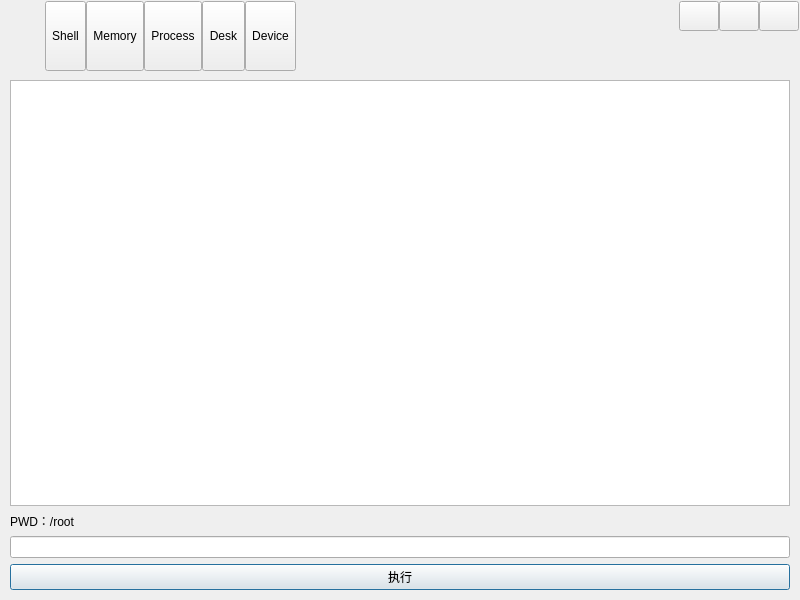
asapple/analog-operating-system, file UI/form/frmmain.ui: the form before one commit.
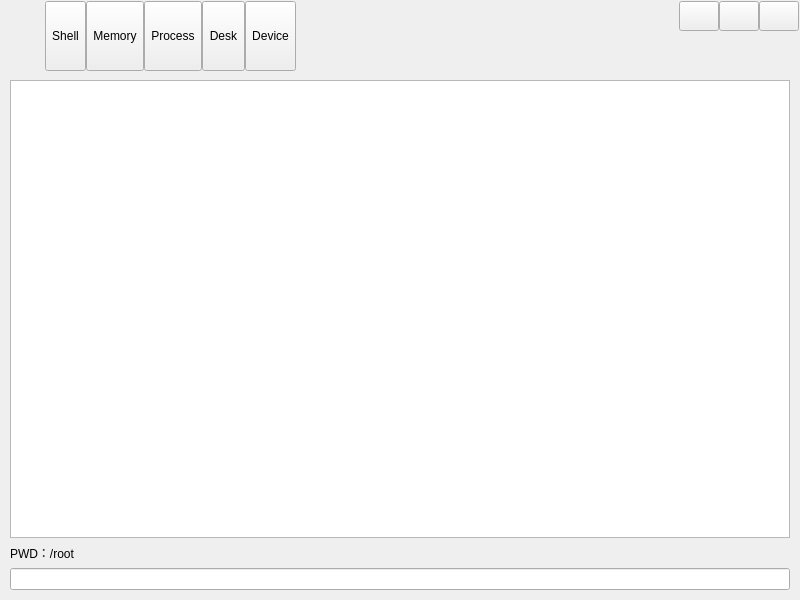
The form after the commit. Icons and pictures are not drawn.

What changed in the file:
```diff
--- a/UI/form/frmmain.ui
+++ b/UI/form/frmmain.ui
@@ -357,13 +357,6 @@
        <item>
         <widget class="QLineEdit" name="cmd_lineEdit"/>
        </item>
-       <item>
-        <widget class="QPushButton" name="exec_pushButton">
-         <property name="text">
-          <string>执行</string>
-         </property>
-        </widget>
-       </item>
       </layout>
      </widget>
      <widget class="QWidget" name="mem_page">
```
